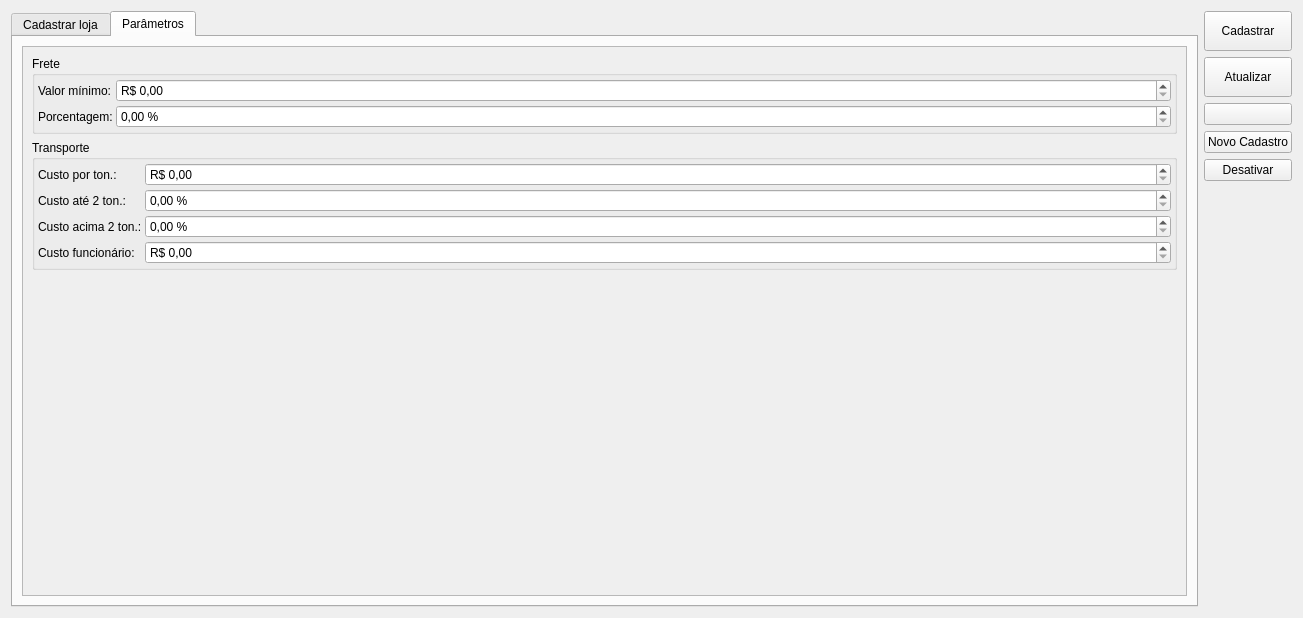
First picture: the form in ui/cadastroloja.ui, repository darktorres/ERP-STACCATO, before the edit.
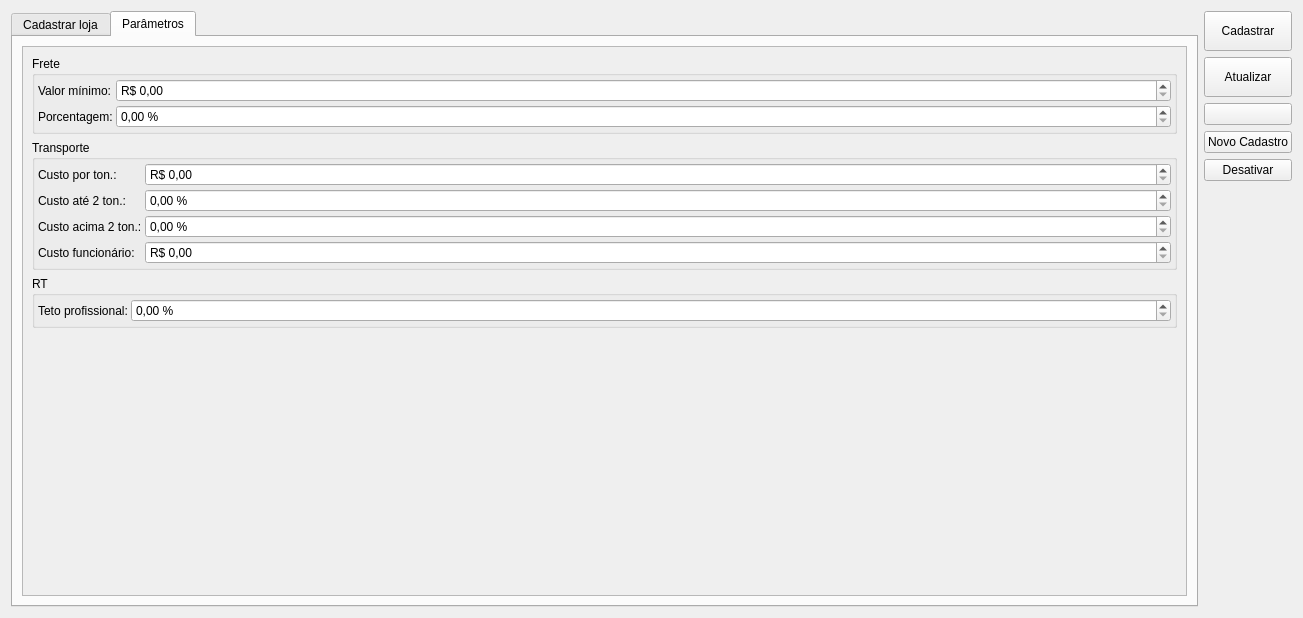
Second picture: the form after the edit. The open tabs and pages were chosen to show the change. Icons and pictures are not drawn. Custom widgets are drawn as their Qt base class.

Commit message:
Parametrizar o teto RT do profissional por loja
Parametrizar o teto RT do profissional por loja

What changed in the file:
```diff
--- a/ui/cadastroloja.ui
+++ b/ui/cadastroloja.ui
@@ -581,29 +581,40 @@
            </rect>
           </property>
           <layout class="QGridLayout" name="gridLayout_13">
+           <item row="3" column="0">
+            <spacer name="verticalSpacer_2">
+             <property name="orientation">
+              <enum>Qt::Vertical</enum>
+             </property>
+             <property name="sizeHint" stdset="0">
+              <size>
+               <width>0</width>
+               <height>0</height>
+              </size>
+             </property>
+            </spacer>
+           </item>
            <item row="0" column="0">
             <widget class="QGroupBox" name="groupBoxFrete">
              <property name="title">
               <string>Frete</string>
              </property>
-             <layout class="QGridLayout" name="gridLayout_6">
-              <property name="leftMargin">
-               <number>3</number>
-              </property>
-              <property name="topMargin">
-               <number>3</number>
-              </property>
-              <property name="rightMargin">
-               <number>3</number>
-              </property>
-              <property name="bottomMargin">
-               <number>3</number>
-              </property>
-              <property name="spacing">
-               <number>3</number>
-              </property>
-              <item row="0" column="0">
                <layout class="QGridLayout" name="gridLayout_5">
+              <property name="leftMargin">
+               <number>3</number>
+              </property>
+              <property name="topMargin">
+               <number>3</number>
+              </property>
+              <property name="rightMargin">
+               <number>3</number>
+              </property>
+              <property name="bottomMargin">
+               <number>3</number>
+              </property>
+              <property name="spacing">
+               <number>3</number>
+              </property>
                 <item row="0" column="0">
                  <widget class="QLabel" name="label">
                   <property name="sizePolicy">
@@ -654,23 +665,8 @@
                  </widget>
                 </item>
                </layout>
-              </item>
-             </layout>
             </widget>
            </item>
-           <item row="2" column="0">
-            <spacer name="verticalSpacer_2">
-             <property name="orientation">
-              <enum>Qt::Vertical</enum>
-             </property>
-             <property name="sizeHint" stdset="0">
-              <size>
-               <width>0</width>
-               <height>0</height>
-              </size>
-             </property>
-            </spacer>
-           </item>
            <item row="1" column="0">
             <widget class="QGroupBox" name="groupBox">
              <property name="title">
@@ -787,6 +783,50 @@
              </layout>
             </widget>
            </item>
+           <item row="2" column="0">
+            <widget class="QGroupBox" name="groupBox_2">
+             <property name="title">
+              <string>RT</string>
+             </property>
+             <layout class="QGridLayout" name="gridLayout_10">
+              <property name="leftMargin">
+               <number>3</number>
+              </property>
+              <property name="topMargin">
+               <number>3</number>
+              </property>
+              <property name="rightMargin">
+               <number>3</number>
+              </property>
+              <property name="bottomMargin">
+               <number>3</number>
+              </property>
+              <property name="spacing">
+               <number>3</number>
+              </property>
+              <item row="0" column="0">
+               <widget class="QLabel" name="labelTetoProfissional">
+                <property name="sizePolicy">
+                 <sizepolicy hsizetype="Maximum" vsizetype="Preferred">
+                  <horstretch>0</horstretch>
+                  <verstretch>0</verstretch>
+                 </sizepolicy>
+                </property>
+                <property name="text">
+                 <string>Teto profissional:</string>
+                </property>
+               </widget>
+              </item>
+              <item row="0" column="1">
+               <widget class="QDoubleSpinBox" name="doubleSpinBoxTetoProfissional">
+                <property name="suffix">
+                 <string> %</string>
+                </property>
+               </widget>
+              </item>
+             </layout>
+            </widget>
+           </item>
           </layout>
          </widget>
         </widget>
```
Lines whose indentation alone changed are shown as unchanged. The commit also changes 3 other files.
